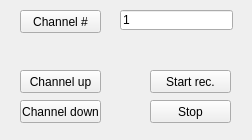
Qt form BeCtrlClient/BeCtrlClient/bectrlclient.ui (sergrt/BeholdTvRemote) before a commit.
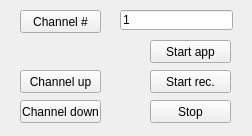
The same form after that commit.

Commit message: Switched to windows messages control Added server settings file Added button to launch app by client command

The edit to the form file:
```diff
--- a/BeCtrlClient/BeCtrlClient/bectrlclient.ui
+++ b/BeCtrlClient/BeCtrlClient/bectrlclient.ui
@@ -7,7 +7,7 @@
     <x>0</x>
     <y>0</y>
     <width>252</width>
-    <height>140</height>
+    <height>136</height>
    </rect>
   </property>
   <property name="windowTitle">
@@ -92,6 +92,19 @@
      <string>Stop</string>
     </property>
    </widget>
+   <widget class="QPushButton" name="startApp">
+    <property name="geometry">
+     <rect>
+      <x>150</x>
+      <y>40</y>
+      <width>81</width>
+      <height>23</height>
+     </rect>
+    </property>
+    <property name="text">
+     <string>Start app</string>
+    </property>
+   </widget>
   </widget>
  </widget>
  <layoutdefault spacing="6" margin="11"/>
```
The commit also changes 21 other files.
